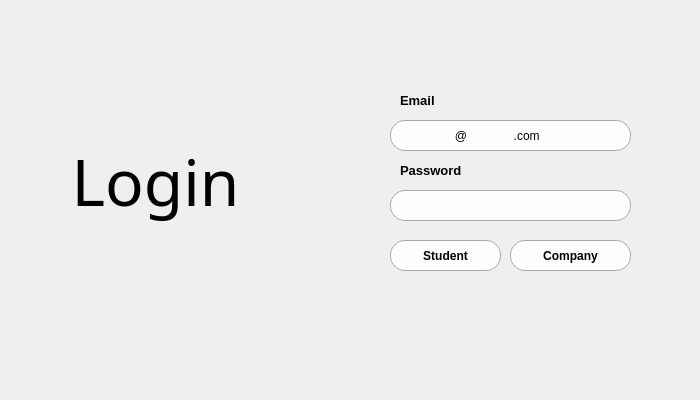
The window that user_interface/login.ui (azzam012/apprenticeship-application) describes before a commit, drawn with Qt 5.
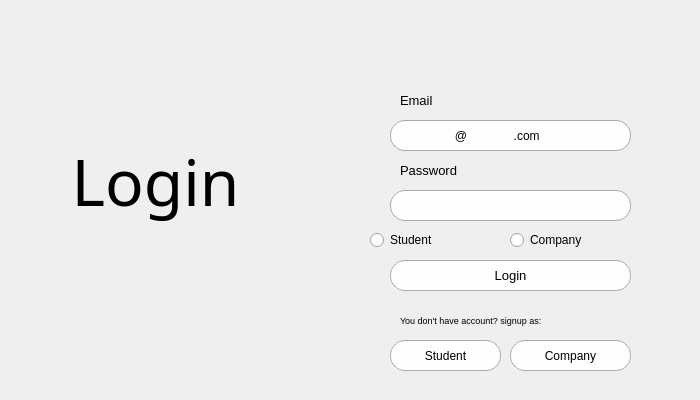
The same window after the commit. Icons and pictures are not drawn.

Patch:
```diff
--- a/user_interface/login.ui
+++ b/user_interface/login.ui
@@ -69,8 +69,8 @@
    <property name="font">
     <font>
      <pointsize>10</pointsize>
-     <weight>75</weight>
-     <bold>true</bold>
+     <weight>50</weight>
+     <bold>false</bold>
     </font>
    </property>
    <property name="accessibleName">
@@ -101,8 +101,8 @@
    <property name="font">
     <font>
      <pointsize>10</pointsize>
-     <weight>75</weight>
-     <bold>true</bold>
+     <weight>50</weight>
+     <bold>false</bold>
     </font>
    </property>
    <property name="accessibleName">
@@ -125,15 +125,15 @@
    <property name="geometry">
     <rect>
      <x>390</x>
-     <y>240</y>
+     <y>340</y>
      <width>111</width>
      <height>31</height>
     </rect>
    </property>
    <property name="font">
     <font>
-     <weight>75</weight>
-     <bold>true</bold>
+     <weight>50</weight>
+     <bold>false</bold>
     </font>
    </property>
    <property name="toolTip">
@@ -155,15 +155,15 @@
    <property name="geometry">
     <rect>
      <x>510</x>
-     <y>240</y>
+     <y>340</y>
      <width>121</width>
      <height>31</height>
     </rect>
    </property>
    <property name="font">
     <font>
-     <weight>75</weight>
-     <bold>true</bold>
+     <weight>50</weight>
+     <bold>false</bold>
     </font>
    </property>
    <property name="toolTip">
@@ -228,6 +228,93 @@
 </string>
    </property>
   </widget>
+  <widget class="QPushButton" name="login_button">
+   <property name="geometry">
+    <rect>
+     <x>390</x>
+     <y>260</y>
+     <width>241</width>
+     <height>31</height>
+    </rect>
+   </property>
+   <property name="font">
+    <font>
+     <pointsize>10</pointsize>
+    </font>
+   </property>
+   <property name="toolTip">
+    <string>&lt;html&gt;&lt;head/&gt;&lt;body&gt;&lt;p&gt;Login as a student&lt;/p&gt;&lt;/body&gt;&lt;/html&gt;</string>
+   </property>
+   <property name="styleSheet">
+    <string notr="true">QPushButton {
+    border: 1px solid #aaa;
+    border-radius: 15px;
+    padding: 2px;
+    background-color: #fefefe;
+}</string>
+   </property>
+   <property name="text">
+    <string>Login</string>
+   </property>
+  </widget>
+  <widget class="QLabel" name="label_5">
+   <property name="geometry">
+    <rect>
+     <x>400</x>
+     <y>310</y>
+     <width>221</width>
+     <height>21</height>
+    </rect>
+   </property>
+   <property name="font">
+    <font>
+     <pointsize>7</pointsize>
+     <weight>50</weight>
+     <bold>false</bold>
+    </font>
+   </property>
+   <property name="accessibleName">
+    <string/>
+   </property>
+   <property name="frameShape">
+    <enum>QFrame::NoFrame</enum>
+   </property>
+   <property name="frameShadow">
+    <enum>QFrame::Sunken</enum>
+   </property>
+   <property name="text">
+    <string>You don't have account? signup as:</string>
+   </property>
+   <property name="textFormat">
+    <enum>Qt::MarkdownText</enum>
+   </property>
+  </widget>
+  <widget class="QRadioButton" name="student_radio">
+   <property name="geometry">
+    <rect>
+     <x>370</x>
+     <y>230</y>
+     <width>95</width>
+     <height>20</height>
+    </rect>
+   </property>
+   <property name="text">
+    <string>Student</string>
+   </property>
+  </widget>
+  <widget class="QRadioButton" name="company_radio">
+   <property name="geometry">
+    <rect>
+     <x>510</x>
+     <y>230</y>
+     <width>95</width>
+     <height>20</height>
+    </rect>
+   </property>
+   <property name="text">
+    <string>Company</string>
+   </property>
+  </widget>
  </widget>
  <resources/>
  <connections/>
```
Left out of the diff: 4 changed lines with no effect on the pictures.
